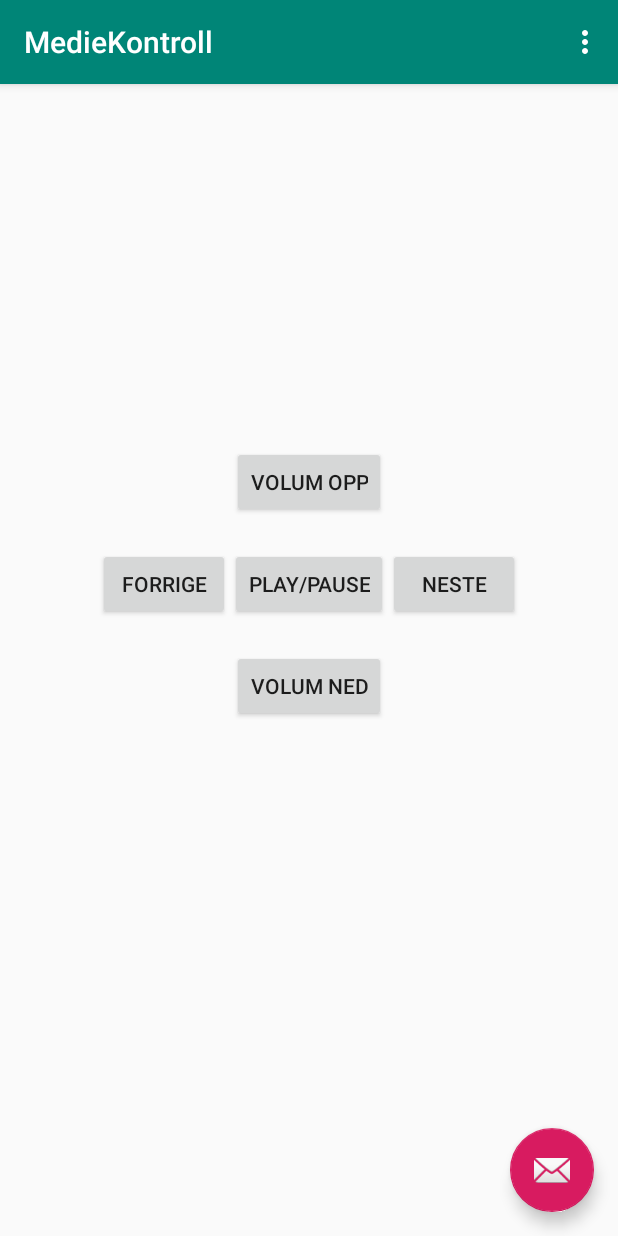
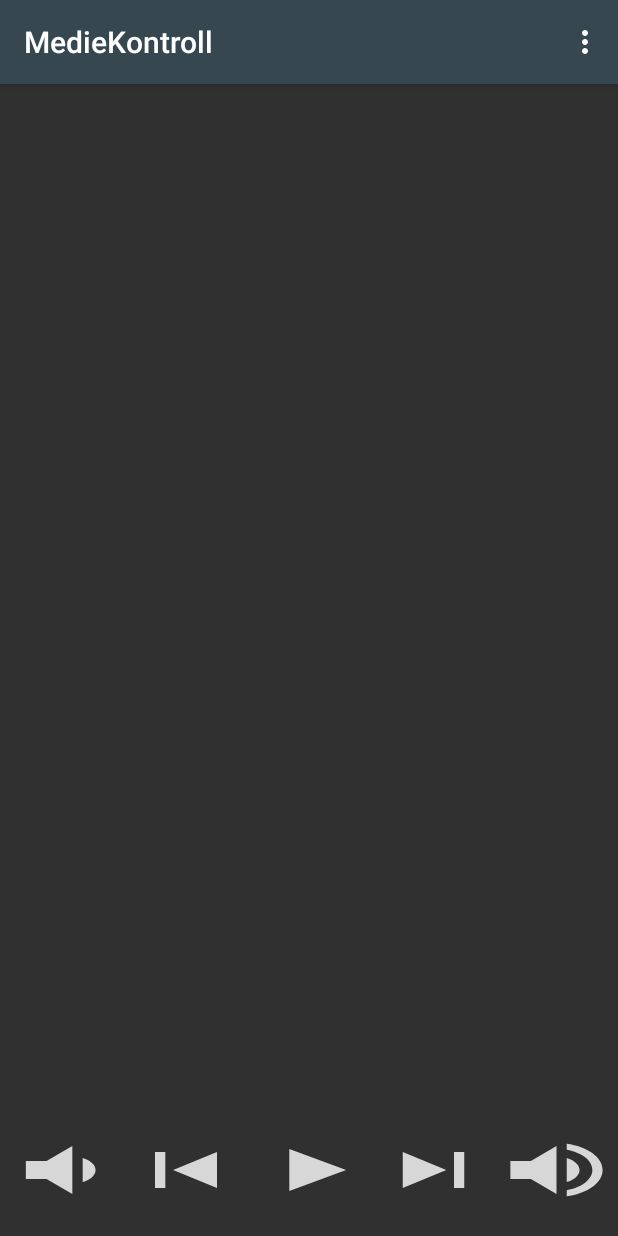
Before and after one commit to Akvanvig/Python-prosjekt, an Android app: the screen it shows after launch (MainActivity), on a phone screen of 412 x 824 dp. Run offline under Robolectric (Android 15) with nearby library versions, the phone set to English and light mode, and no system bars.

Commit message:
Gui-oppdateringer, Android app

```diff
--- a/Media-kontroll Android to Win/Android/app/src/main/java/com/example/mediekontroll/MainActivity.java
+++ b/Media-kontroll Android to Win/Android/app/src/main/java/com/example/mediekontroll/MainActivity.java
@@ -1,18 +1,18 @@
 package com.example.mediekontroll;
 
 import android.os.Bundle;
-import android.support.design.widget.FloatingActionButton;
-import android.support.design.widget.Snackbar;
 import android.support.v7.app.AppCompatActivity;
 import android.support.v7.widget.Toolbar;
 import android.view.View;
 import android.view.Menu;
 import android.view.MenuItem;
+import android.widget.Toast;
 
 
 public class MainActivity extends AppCompatActivity {
     String ip ="192.168.1.3";
-    int port = 49433;
+    int sPort = 49433;
+    int mPort = 49434;
     MottaData serverThread;
 
     @Override
@@ -22,18 +22,8 @@ public class MainActivity extends AppCompatActivity {
         Toolbar toolbar = findViewById(R.id.toolbar);
         setSupportActionBar(toolbar);
 
-        FloatingActionButton fab = findViewById(R.id.fab);
-        fab.setOnClickListener(new View.OnClickListener() {
-            @Override
-            public void onClick(View view) {
-                sendBeskjed("stopp");
-                Snackbar.make(view, "Stoppet", Snackbar.LENGTH_LONG)
-                        .setAction("Action", null).show();
-            }
-        });
-
         //Starter å lytte på nettverket på oppgitt port
-        serverThread = new MottaData(ip, port);
+        serverThread = new MottaData(ip, mPort);
         serverThread.start();
     }
 
@@ -54,6 +44,9 @@ public class MainActivity extends AppCompatActivity {
         //noinspection SimplifiableIfStatement
         if (id == R.id.action_settings) {
             return true;
+        } else if (id == R.id.action_avslutt_server) {
+            sendBeskjed("stopp");
+            Toast.makeText(this, getString(R.string.server_avsluttet), Toast.LENGTH_SHORT).show();
         }
 
         return super.onOptionsItemSelected(item);
@@ -74,7 +67,7 @@ public class MainActivity extends AppCompatActivity {
     }
 
     private void sendBeskjed(String beskjed) {
-        SendData t = new SendData(ip, port, beskjed);
+        SendData t = new SendData(ip, sPort, beskjed);
         t.start();
     }
 }
--- a/Media-kontroll Android to Win/Android/app/src/main/java/com/example/mediekontroll/MottaData.java
+++ b/Media-kontroll Android to Win/Android/app/src/main/java/com/example/mediekontroll/MottaData.java
@@ -1,8 +1,6 @@
 package com.example.mediekontroll;
 
 import android.os.Handler;
-import android.os.Looper;
-import android.os.Message;
 import android.util.Log;
 
 import java.io.BufferedReader;
@@ -25,13 +23,6 @@ public class MottaData extends Thread {
     @Override
     public void run() {
         while (true) {
-            Looper.prepare();
-            mHandler = new Handler() {
-                public void handleMessage(Message msg) {
-                    // Act on the message
-                }
-            };
-            Looper.loop();
             try {
                 serverSocket = new ServerSocket(port);
             } catch (IOException ioe) {
--- /dev/null
+++ b/Media-kontroll Android to Win/Android/app/src/main/res/drawable/ic_pause_circle_filled_black_24dp.xml
@@ -0,0 +1,9 @@
+<vector xmlns:android="http://schemas.android.com/apk/res/android"
+        android:width="24dp"
+        android:height="24dp"
+        android:viewportWidth="24.0"
+        android:viewportHeight="24.0">
+    <path
+        android:fillColor="@color/colorButton"
+        android:pathData="M12,2C6.48,2 2,6.48 2,12s4.48,10 10,10 10,-4.48 10,-10S17.52,2 12,2zM11,16L9,16L9,8h2v8zM15,16h-2L13,8h2v8z"/>
+</vector>
--- /dev/null
+++ b/Media-kontroll Android to Win/Android/app/src/main/res/drawable/ic_play_arrow_black_24dp.xml
@@ -0,0 +1,9 @@
+<vector xmlns:android="http://schemas.android.com/apk/res/android"
+        android:width="24dp"
+        android:height="24dp"
+        android:viewportWidth="24.0"
+        android:viewportHeight="24.0">
+    <path
+        android:fillColor="@color/colorButton"
+        android:pathData="M8,5v14l11,-7z"/>
+</vector>
--- /dev/null
+++ b/Media-kontroll Android to Win/Android/app/src/main/res/drawable/ic_skip_next_black_24dp.xml
@@ -0,0 +1,9 @@
+<vector xmlns:android="http://schemas.android.com/apk/res/android"
+        android:width="24dp"
+        android:height="24dp"
+        android:viewportWidth="24.0"
+        android:viewportHeight="24.0">
+    <path
+        android:fillColor="@color/colorButton"
+        android:pathData="M6,18l8.5,-6L6,6v12zM16,6v12h2V6h-2z"/>
+</vector>
--- /dev/null
+++ b/Media-kontroll Android to Win/Android/app/src/main/res/drawable/ic_skip_previous_black_24dp.xml
@@ -0,0 +1,9 @@
+<vector xmlns:android="http://schemas.android.com/apk/res/android"
+        android:width="24dp"
+        android:height="24dp"
+        android:viewportWidth="24.0"
+        android:viewportHeight="24.0">
+    <path
+        android:fillColor="@color/colorButton"
+        android:pathData="M6,6h2v12L6,18zM9.5,12l8.5,6L18,6z"/>
+</vector>
--- /dev/null
+++ b/Media-kontroll Android to Win/Android/app/src/main/res/drawable/ic_volume_down_black_24dp.xml
@@ -0,0 +1,9 @@
+<vector xmlns:android="http://schemas.android.com/apk/res/android"
+        android:width="24dp"
+        android:height="24dp"
+        android:viewportWidth="24.0"
+        android:viewportHeight="24.0">
+    <path
+        android:fillColor="@color/colorButton"
+        android:pathData="M18.5,12c0,-1.77 -1.02,-3.29 -2.5,-4.03v8.05c1.48,-0.73 2.5,-2.25 2.5,-4.02zM5,9v6h4l5,5V4L9,9H5z"/>
+</vector>
--- /dev/null
+++ b/Media-kontroll Android to Win/Android/app/src/main/res/drawable/ic_volume_up_black_24dp.xml
@@ -0,0 +1,9 @@
+<vector xmlns:android="http://schemas.android.com/apk/res/android"
+        android:width="24dp"
+        android:height="24dp"
+        android:viewportWidth="24.0"
+        android:viewportHeight="24.0">
+    <path
+        android:fillColor="@color/colorButton"
+        android:pathData="M3,9v6h4l5,5L12,4L7,9L3,9zM16.5,12c0,-1.77 -1.02,-3.29 -2.5,-4.03v8.05c1.48,-0.73 2.5,-2.25 2.5,-4.02zM14,3.23v2.06c2.89,0.86 5,3.54 5,6.71s-2.11,5.85 -5,6.71v2.06c4.01,-0.91 7,-4.49 7,-8.77s-2.99,-7.86 -7,-8.77z"/>
+</vector>
--- a/Media-kontroll Android to Win/Android/app/src/main/res/layout/activity_main.xml
+++ b/Media-kontroll Android to Win/Android/app/src/main/res/layout/activity_main.xml
@@ -20,14 +20,8 @@
 
     </android.support.design.widget.AppBarLayout>
 
-    <include layout="@layout/content_main" />
-
-    <android.support.design.widget.FloatingActionButton
-        android:id="@+id/fab"
-        android:layout_width="wrap_content"
-        android:layout_height="wrap_content"
-        android:layout_gravity="bottom|end"
-        android:layout_margin="@dimen/fab_margin"
-        app:srcCompat="@android:drawable/ic_dialog_email" />
+    <include
+        android:id="@+id/include"
+        layout="@layout/content_main" />
 
 </android.support.design.widget.CoordinatorLayout>
--- a/Media-kontroll Android to Win/Android/app/src/main/res/layout/content_main.xml
+++ b/Media-kontroll Android to Win/Android/app/src/main/res/layout/content_main.xml
@@ -8,44 +8,42 @@
     tools:context=".MainActivity"
     tools:showIn="@layout/activity_main">
 
-    <Button
-        android:id="@+id/btn_volum_opp"
-        android:layout_width="wrap_content"
-        android:layout_height="wrap_content"
-        android:layout_marginStart="150dp"
-        android:layout_marginTop="241dp"
-        android:layout_marginEnd="150dp"
-        android:onClick="onBtnClick"
-        android:text="@string/btn_kontroll_volum_opp"
-        app:layout_constraintEnd_toEndOf="parent"
-        app:layout_constraintStart_toStartOf="parent"
-        app:layout_constraintTop_toTopOf="parent" />
-
     <TableRow
         android:id="@+id/tableRow"
         android:layout_width="match_parent"
         android:layout_height="wrap_content"
-        android:layout_marginTop="20dp"
-        android:gravity="center_horizontal|center_vertical"
+        android:layout_marginBottom="20dp"
         android:orientation="horizontal"
-        app:layout_constraintTop_toBottomOf="@+id/btn_volum_opp"
-        tools:layout_editor_absoluteX="16dp">
+        app:layout_constraintBottom_toBottomOf="parent"
+        tools:layout_editor_absoluteX="43dp">
+
+        <Button
+            android:id="@+id/btn_volum_ned"
+            android:layout_width="wrap_content"
+            android:layout_height="wrap_content"
+            android:layout_weight="1"
+            android:background="@drawable/ic_volume_down_black_24dp"
+            android:onClick="onBtnClick"
+            tools:layout_editor_absoluteX="173dp"
+            tools:layout_editor_absoluteY="515dp" />
 
         <Button
             android:id="@+id/btn_forrige"
             android:layout_width="wrap_content"
-            android:layout_height="match_parent"
+            android:layout_height="wrap_content"
+            android:layout_weight="1"
+            android:background="@drawable/ic_skip_previous_black_24dp"
             android:onClick="onBtnClick"
-            android:text="@string/btn_kontroll_forrige"
             tools:layout_editor_absoluteX="20dp"
             tools:layout_editor_absoluteY="413dp" />
 
         <Button
             android:id="@+id/btn_play_pause"
             android:layout_width="wrap_content"
-            android:layout_height="match_parent"
+            android:layout_height="wrap_content"
+            android:layout_weight="1"
+            android:background="@drawable/ic_play_arrow_black_24dp"
             android:onClick="onBtnClick"
-            android:text="@string/btn_kontroll_play_pause"
             app:layout_constraintEnd_toStartOf="@+id/btn_neste"
             app:layout_constraintStart_toEndOf="@+id/btn_forrige"
             app:layout_constraintTop_toBottomOf="@+id/btn_volum_opp" />
@@ -53,24 +51,23 @@
         <Button
             android:id="@+id/btn_neste"
             android:layout_width="wrap_content"
-            android:layout_height="match_parent"
+            android:layout_height="wrap_content"
+            android:layout_weight="1"
+            android:background="@drawable/ic_skip_next_black_24dp"
             android:onClick="onBtnClick"
-            android:text="@string/btn_kontroll_neste"
             tools:layout_editor_absoluteX="303dp"
             tools:layout_editor_absoluteY="413dp" />
+
+        <Button
+            android:id="@+id/btn_volum_opp"
+            android:layout_width="wrap_content"
+            android:layout_height="wrap_content"
+            android:layout_weight="1"
+            android:background="@drawable/ic_volume_up_black_24dp"
+            android:onClick="onBtnClick"
+            tools:layout_editor_absoluteX="173dp"
+            tools:layout_editor_absoluteY="194dp" />
+
     </TableRow>
 
-    <Button
-        android:id="@+id/btn_volum_ned"
-        android:layout_width="wrap_content"
-        android:layout_height="wrap_content"
-        android:layout_marginStart="150dp"
-        android:layout_marginTop="20dp"
-        android:layout_marginEnd="150dp"
-        android:onClick="onBtnClick"
-        android:text="@string/btn_kontroll_volum_ned"
-        app:layout_constraintEnd_toEndOf="parent"
-        app:layout_constraintStart_toStartOf="parent"
-        app:layout_constraintTop_toBottomOf="@+id/tableRow" />
-
 </android.support.constraint.ConstraintLayout>
--- a/Media-kontroll Android to Win/Android/app/src/main/res/menu/menu_main.xml
+++ b/Media-kontroll Android to Win/Android/app/src/main/res/menu/menu_main.xml
@@ -7,4 +7,9 @@
         android:orderInCategory="100"
         android:title="@string/action_settings"
         app:showAsAction="never" />
+    <item
+        android:id="@+id/action_avslutt_server"
+        android:orderInCategory="101"
+        android:title="@string/action_avslutt_server"
+        app:showAsAction="never"/>
 </menu>
--- a/Media-kontroll Android to Win/Android/app/src/main/res/values/colors.xml
+++ b/Media-kontroll Android to Win/Android/app/src/main/res/values/colors.xml
@@ -1,6 +1,9 @@
 <?xml version="1.0" encoding="utf-8"?>
 <resources>
-    <color name="colorPrimary">#008577</color>
-    <color name="colorPrimaryDark">#00574B</color>
+    <!--<color name="colorPrimary">#008577</color>-->
+    <color name="colorPrimary">#37474F</color>
+    <!--<color name="colorPrimaryDark">#00574B</color>-->
+    <color name="colorPrimaryDark">#212121</color>
     <color name="colorAccent">#D81B60</color>
+    <color name="colorButton">#D7D7D7</color>
 </resources>
--- a/Media-kontroll Android to Win/Android/app/src/main/res/values/strings.xml
+++ b/Media-kontroll Android to Win/Android/app/src/main/res/values/strings.xml
@@ -7,4 +7,6 @@
     <string name="btn_kontroll_volum_opp">Volum opp</string>
     <string name="btn_kontroll_volum_ned">Volum ned</string>
     <string name="err_send_melding">Kunne ikke sende meldingen</string>
+    <string name="action_avslutt_server">Avslutt Server</string>
+    <string name="server_avsluttet">Serveren har blitt avsluttet</string>
 </resources>
--- a/Media-kontroll Android to Win/Android/app/src/main/res/values/styles.xml
+++ b/Media-kontroll Android to Win/Android/app/src/main/res/values/styles.xml
@@ -1,7 +1,7 @@
 <resources>
 
     <!-- Base application theme. -->
-    <style name="AppTheme" parent="Theme.AppCompat.Light.DarkActionBar">
+    <style name="AppTheme" parent="Theme.AppCompat">
         <!-- Customize your theme here. -->
         <item name="colorPrimary">@color/colorPrimary</item>
         <item name="colorPrimaryDark">@color/colorPrimaryDark</item>
@@ -13,8 +13,8 @@
         <item name="windowNoTitle">true</item>
     </style>
 
+
     <style name="AppTheme.AppBarOverlay" parent="ThemeOverlay.AppCompat.Dark.ActionBar" />
 
     <style name="AppTheme.PopupOverlay" parent="ThemeOverlay.AppCompat.Light" />
-
 </resources>
```
